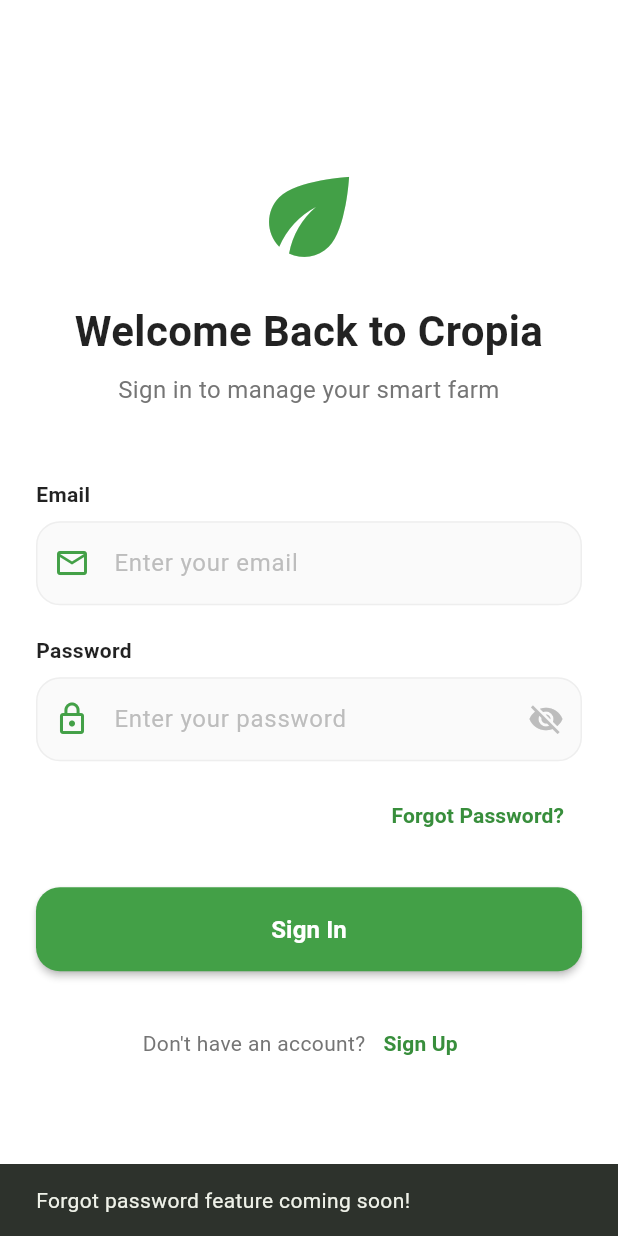
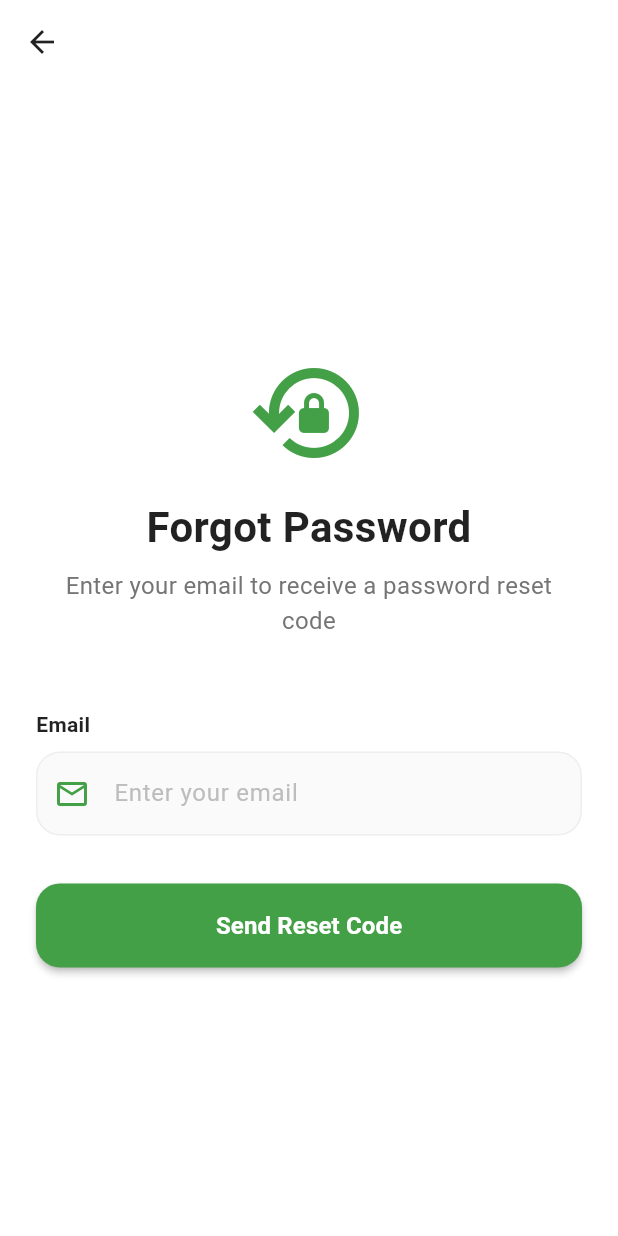
Before and after one commit to bsc-44-21/Cropia-App, a Flutter app: the screen it shows after launch, after a tap on "Forgot Password?", on a phone screen of 412 x 824 dp. Run offline on Flutter 3.47's test engine with Material 3 defaults, Android fonts, the phone set to English and light mode, and no system bars; our stand-ins replace flutter_local_notifications, supabase_flutter, timezone; accounts and stored records are empty.

Commit message:
I've finished implementing the "Forgot Password" functionality

```diff
--- a/lib/guards/auth_provider.dart
+++ b/lib/guards/auth_provider.dart
@@ -49,6 +49,25 @@
     );
   }
 
+  Future<void> resetPassword(String email) async {
+    await _authService.resetPassword(email);
+  }
+
+  Future<void> verifyOtp({
+    required String email,
+    required String token,
+  }) async {
+    await _authService.verifyOtp(
+      email: email,
+      token: token,
+      type: OtpType.recovery,
+    );
+  }
+
+  Future<void> updatePassword(String newPassword) async {
+    await _authService.updatePassword(newPassword);
+  }
+
   Future<void> signOut() async {
     await _authService.signOut();
   }
--- /dev/null
+++ b/lib/screens/auth/forgot_password_screen.dart
@@ -0,0 +1,140 @@
+import 'package:flutter/material.dart';
+import 'package:provider/provider.dart';
+import '../../widgets/auth/auth_text_field.dart';
+import '../../widgets/auth/auth_button.dart';
+import '../../guards/auth_provider.dart';
+import 'reset_password_screen.dart';
+
+class ForgotPasswordScreen extends StatefulWidget {
+  const ForgotPasswordScreen({super.key});
+
+  @override
+  State<ForgotPasswordScreen> createState() => _ForgotPasswordScreenState();
+}
+
+class _ForgotPasswordScreenState extends State<ForgotPasswordScreen> {
+  final _formKey = GlobalKey<FormState>();
+  final _emailController = TextEditingController();
+  bool _isLoading = false;
+
+  @override
+  void dispose() {
+    _emailController.dispose();
+    super.dispose();
+  }
+
+  Future<void> _sendResetCode() async {
+    if (!_formKey.currentState!.validate()) {
+      return;
+    }
+
+    setState(() => _isLoading = true);
+    try {
+      final authProvider = Provider.of<AuthProvider>(context, listen: false);
+      await authProvider.resetPassword(_emailController.text.trim());
+
+      if (!mounted) return;
+
+      ScaffoldMessenger.of(context).showSnackBar(
+        const SnackBar(
+          content: Text('Reset code sent to your email!'),
+          backgroundColor: Colors.green,
+        ),
+      );
+
+      Navigator.of(context).push(
+        MaterialPageRoute(
+          builder: (context) => ResetPasswordScreen(email: _emailController.text.trim()),
+        ),
+      );
+
+    } catch (e) {
+      if (!mounted) return;
+      ScaffoldMessenger.of(context).showSnackBar(
+        SnackBar(
+          content: Text('Error: ${e.toString()}'),
+          backgroundColor: Colors.red.shade700,
+        ),
+      );
+    } finally {
+      if (mounted) {
+        setState(() => _isLoading = false);
+      }
+    }
+  }
+
+  @override
+  Widget build(BuildContext context) {
+    return Scaffold(
+      backgroundColor: Colors.white,
+      appBar: AppBar(
+        backgroundColor: Colors.transparent,
+        elevation: 0,
+        leading: IconButton(
+          icon: const Icon(Icons.arrow_back, color: Colors.black87),
+          onPressed: () => Navigator.pop(context),
+        ),
+      ),
+      body: SafeArea(
+        child: Center(
+          child: SingleChildScrollView(
+            padding: const EdgeInsets.all(24.0),
+            child: Form(
+              key: _formKey,
+              child: Column(
+                crossAxisAlignment: CrossAxisAlignment.stretch,
+                children: [
+                  Icon(Icons.lock_reset_outlined, size: 80, color: Colors.green.shade600),
+                  const SizedBox(height: 16),
+                  const Text(
+                    'Forgot Password',
+                    textAlign: TextAlign.center,
+                    style: TextStyle(
+                      fontSize: 28,
+                      fontWeight: FontWeight.bold,
+                      color: Colors.black87,
+                    ),
+                  ),
+                  const SizedBox(height: 8),
+                  Text(
+                    'Enter your email to receive a password reset code',
+                    textAlign: TextAlign.center,
+                    style: TextStyle(
+                      fontSize: 16,
+                      color: Colors.grey.shade600,
+                    ),
+                  ),
+                  const SizedBox(height: 48),
+                  AuthTextField(
+                    controller: _emailController,
+                    label: 'Email',
+                    hint: 'Enter your email',
+                    prefixIcon: Icons.email_outlined,
+                    keyboardType: TextInputType.emailAddress,
+                    textInputAction: TextInputAction.done,
+                    onFieldSubmitted: (_) => _sendResetCode(),
+                    validator: (value) {
+                      if (value == null || value.isEmpty) {
+                        return 'Please enter your email';
+                      }
+                      if (!RegExp(r'^[\w-\.]+@([\w-]+\.)+[\w-]{2,4}$').hasMatch(value)) {
+                        return 'Please enter a valid email address';
+                      }
+                      return null;
+                    },
+                  ),
+                  const SizedBox(height: 32),
+                  AuthButton(
+                    text: 'Send Reset Code',
+                    onPressed: _isLoading ? null : _sendResetCode,
+                    isLoading: _isLoading,
+                  ),
+                ],
+              ),
+            ),
+          ),
+        ),
+      ),
+    );
+  }
+}
--- a/lib/screens/auth/sign_in_screen.dart
+++ b/lib/screens/auth/sign_in_screen.dart
@@ -6,6 +6,7 @@
 import '../main_navigation.dart';
 import 'sign_up_screen.dart';
 import '../../guards/auth_provider.dart';
+import 'forgot_password_screen.dart';
 
 class SignInScreen extends StatefulWidget {
   const SignInScreen({super.key});
@@ -159,9 +160,10 @@
                     alignment: Alignment.centerRight,
                     child: TextButton(
                       onPressed: () {
-                        // Implement forgot password logic here if needed
-                        ScaffoldMessenger.of(context).showSnackBar(
-                          const SnackBar(content: Text('Forgot password feature coming soon!')),
+                        Navigator.of(context).push(
+                          MaterialPageRoute(
+                            builder: (context) => const ForgotPasswordScreen(),
+                          ),
                         );
                       },
                       child: Text(
--- a/lib/services/auth_service.dart
+++ b/lib/services/auth_service.dart
@@ -28,6 +28,28 @@
     return response;
   }
 
+  Future<void> resetPassword(String email) async {
+    await _client.auth.resetPasswordForEmail(email);
+  }
+
+  Future<AuthResponse> verifyOtp({
+    required String email,
+    required String token,
+    required OtpType type,
+  }) async {
+    return await _client.auth.verifyOTP(
+      email: email,
+      token: token,
+      type: type,
+    );
+  }
+
+  Future<UserResponse> updatePassword(String newPassword) async {
+    return await _client.auth.updateUser(
+      UserAttributes(password: newPassword),
+    );
+  }
+
   Future<void> signOut() async {
     await _client.auth.signOut();
   }
```
Also changed, not shown: lib/screens/auth/reset_password_screen.dart (added, +230 -0 lines).
